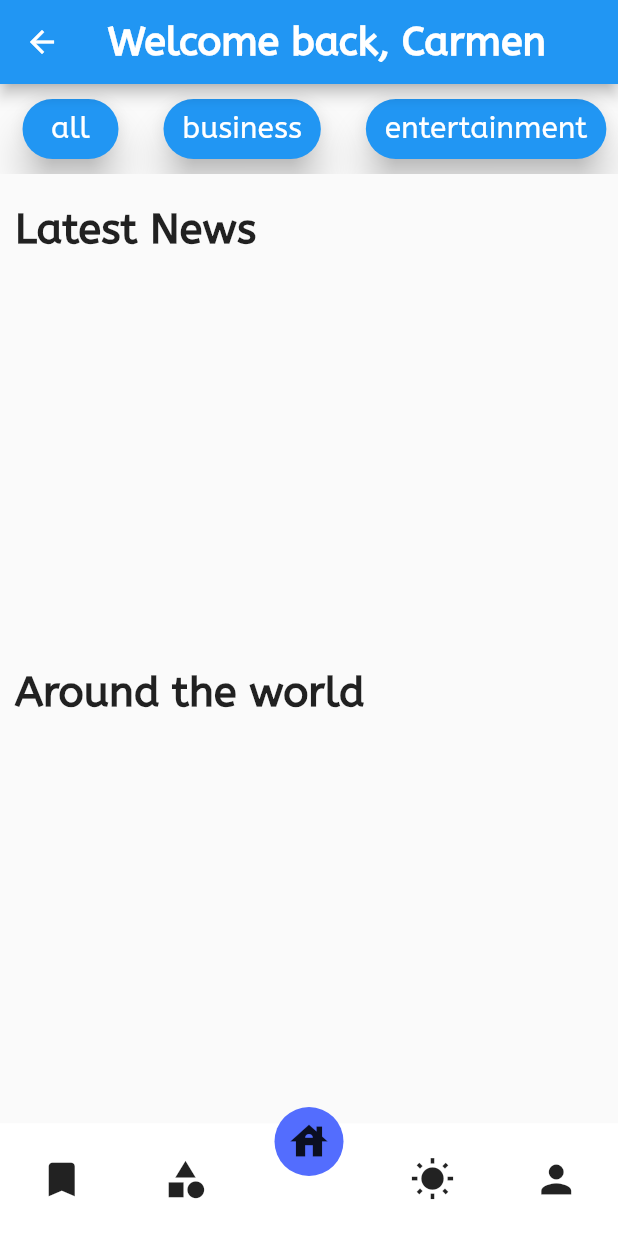
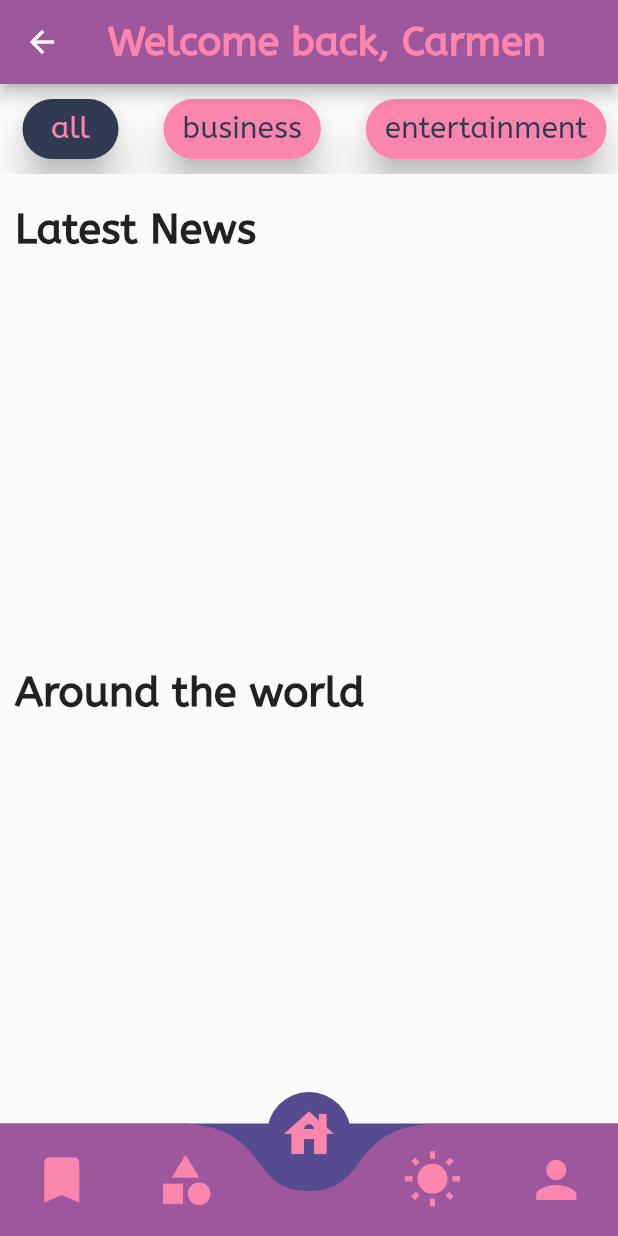
Before and after one commit to cjp-engr/cj-flutter-news-app-w-firebase, a Flutter app: the screen it shows once a user with an empty profile is signed in, on a phone screen of 412 x 824 dp. Run offline on Flutter 3.47's test engine with Material 2 defaults, Android fonts, the phone set to English and light mode, and no system bars; drawn by our look-alikes of curved_navigation_bar; our stand-ins replace bloc, cloud_firestore, equatable, firebase_auth, firebase_core, flutter_bloc and 2 more; accounts and stored records are empty; network calls fail.

Commit message:
ui changes

```diff
--- a/lib/blocs/active_category/active_category_bloc.dart
+++ b/lib/blocs/active_category/active_category_bloc.dart
@@ -28,10 +28,13 @@ class ActiveCategoryBloc
     try {
       if (state.allCategoriesnewsList.isEmpty) {
         emit(state.copyWith(loadingStatus: NewsLoadingStatus.loading));
-        final List<News>? newsList = await newsRepository.fetchNewsList();
+        final List<News>? latestList = await newsRepository.fetchNewsList();
+        final List<News>? aroundList =
+            await newsRepository.fetchAroundTheNewsList();
         emit(state.copyWith(
             loadingStatus: NewsLoadingStatus.loaded,
-            allCategoriesnewsList: newsList));
+            allCategoriesnewsList: latestList,
+            aroundTheWorldnewsList: aroundList));
       }
     } on CustomError catch (e) {
       emit(state.copyWith(
@@ -47,16 +50,20 @@ class ActiveCategoryBloc
       if (Categories.all == event.activeCategory) {
         if (state.allCategoriesnewsList.isEmpty) {
           emit(state.copyWith(loadingStatus: NewsLoadingStatus.loading));
-          final List<News>? newsList = await newsRepository.fetchNewsList();
+          final List<News>? latestList = await newsRepository.fetchNewsList();
+          final List<News>? aroundList =
+              await newsRepository.fetchAroundTheNewsList();
           emit(state.copyWith(
             activeCategory: Categories.all,
-            allCategoriesnewsList: newsList,
+            allCategoriesnewsList: latestList,
+            aroundTheWorldnewsList: aroundList,
             loadingStatus: NewsLoadingStatus.loaded,
           ));
         } else {
           emit(state.copyWith(
             activeCategory: Categories.all,
             allCategoriesnewsList: state.allCategoriesnewsList,
+            aroundTheWorldnewsList: state.aroundTheWorldnewsList,
             loadingStatus: NewsLoadingStatus.loaded,
           ));
         }
--- a/lib/blocs/active_category/active_category_state.dart
+++ b/lib/blocs/active_category/active_category_state.dart
@@ -11,6 +11,7 @@ class ActiveCategoryState extends Equatable {
   final NewsLoadingStatus loadingStatus;
   final Categories activeCategory;
   final List<News> allCategoriesnewsList;
+  final List<News> aroundTheWorldnewsList;
   final List<News> businessCategoriesnewsList;
   final List<News> entertainmentCategoriesnewsList;
   final List<News> environmentCategoriesnewsList;
@@ -20,6 +21,7 @@ class ActiveCategoryState extends Equatable {
     required this.loadingStatus,
     required this.activeCategory,
     required this.allCategoriesnewsList,
+    required this.aroundTheWorldnewsList,
     required this.businessCategoriesnewsList,
     required this.entertainmentCategoriesnewsList,
     required this.environmentCategoriesnewsList,
@@ -31,6 +33,7 @@ class ActiveCategoryState extends Equatable {
       loadingStatus: NewsLoadingStatus.loading,
       activeCategory: Categories.all,
       allCategoriesnewsList: [],
+      aroundTheWorldnewsList: [],
       businessCategoriesnewsList: [],
       entertainmentCategoriesnewsList: [],
       environmentCategoriesnewsList: [],
@@ -43,6 +46,7 @@ class ActiveCategoryState extends Equatable {
         loadingStatus,
         activeCategory,
         allCategoriesnewsList,
+        aroundTheWorldnewsList,
         businessCategoriesnewsList,
         entertainmentCategoriesnewsList,
         environmentCategoriesnewsList,
@@ -51,13 +55,14 @@ class ActiveCategoryState extends Equatable {
 
   @override
   String toString() {
-    return 'ActiveCategoryState(loadingStatus: $loadingStatus, activeCategory: $activeCategory, allCategoriesnewsList: $allCategoriesnewsList, businessCategoriesnewsList: $businessCategoriesnewsList, entertainmentCategoriesnewsList: $entertainmentCategoriesnewsList, environmentCategoriesnewsList: $environmentCategoriesnewsList, customError: $customError)';
+    return 'ActiveCategoryState(loadingStatus: $loadingStatus, activeCategory: $activeCategory, allCategoriesnewsList: $allCategoriesnewsList, aroundTheWorldnewsList: $aroundTheWorldnewsList, businessCategoriesnewsList: $businessCategoriesnewsList, entertainmentCategoriesnewsList: $entertainmentCategoriesnewsList, environmentCategoriesnewsList: $environmentCategoriesnewsList, customError: $customError)';
   }
 
   ActiveCategoryState copyWith({
     NewsLoadingStatus? loadingStatus,
     Categories? activeCategory,
     List<News>? allCategoriesnewsList,
+    List<News>? aroundTheWorldnewsList,
     List<News>? businessCategoriesnewsList,
     List<News>? entertainmentCategoriesnewsList,
     List<News>? environmentCategoriesnewsList,
@@ -68,6 +73,8 @@ class ActiveCategoryState extends Equatable {
       activeCategory: activeCategory ?? this.activeCategory,
       allCategoriesnewsList:
           allCategoriesnewsList ?? this.allCategoriesnewsList,
+      aroundTheWorldnewsList:
+          aroundTheWorldnewsList ?? this.aroundTheWorldnewsList,
       businessCategoriesnewsList:
           businessCategoriesnewsList ?? this.businessCategoriesnewsList,
       entertainmentCategoriesnewsList: entertainmentCategoriesnewsList ??
--- a/lib/constants/constants.dart
+++ b/lib/constants/constants.dart
@@ -1,10 +1,18 @@
 import 'package:cloud_firestore/cloud_firestore.dart';
+import 'package:flutter/material.dart';
 
 final usersRef = FirebaseFirestore.instance.collection('users');
 const String kNewsHost = 'newsdata.io';
 //const String apiKey = 'pub_63780dcbb382588eb4975b85906a0dcbbd43';
 const String apiKey = 'pub_6464e9d291abdbfffb3968f5bd8d3572989e';
 const String kWeatherHost = 'www.metaweather.com';
+
+//white theme#f3cf7a
+Color themeLightColor1 = const Color(0xfffc85ae);
+Color themeLightColor2 = const Color(0xff9e579d);
+Color themeLightColor3 = const Color(0xff574b90);
+Color themeLightColor4 = const Color(0xff303a52);
+
 const String loremIpsumParagraph =
     'Lorem ipsum dolor sit amet, consectetur adipiscing elit, sed do eiusmod '
     'tempor incididunt ut labore et dolore magna aliqua. \n\nVulputate dignissim '
--- a/lib/pages/home_page.dart
+++ b/lib/pages/home_page.dart
@@ -1,6 +1,7 @@
 import 'package:flutter/material.dart';
 import 'package:flutter_bloc/flutter_bloc.dart';
 import 'package:news_app_with_firebase/blocs/active_category/active_category_bloc.dart';
+import 'package:news_app_with_firebase/constants/constants.dart';
 import 'package:news_app_with_firebase/utils/list_of_categories.dart';
 import 'package:news_app_with_firebase/widgets/homepage/around_the_world_section.dart';
 import 'package:news_app_with_firebase/widgets/homepage/categories/categories.dart';
@@ -16,8 +17,11 @@ class HomePage extends StatelessWidget {
     return Expanded(
       child: Scaffold(
         appBar: AppBar(
-          backgroundColor: Colors.blue,
-          title: const Text('Welcome back, Carmen'),
+          backgroundColor: themeLightColor2,
+          title: Text(
+            'Welcome back, Carmen',
+            style: TextStyle(color: themeLightColor1),
+          ),
         ),
         body: Column(
           children: [
--- a/lib/widgets/bottom_nav_bar.dart
+++ b/lib/widgets/bottom_nav_bar.dart
@@ -2,6 +2,7 @@ import 'package:flutter/material.dart';
 import 'package:curved_navigation_bar/curved_navigation_bar.dart';
 import 'package:flutter_bloc/flutter_bloc.dart';
 import 'package:news_app_with_firebase/blocs/bottom_nav_bar/bottom_nav_bar_bloc.dart';
+import 'package:news_app_with_firebase/constants/constants.dart';
 import 'package:news_app_with_firebase/pages/categories_page.dart';
 import 'package:news_app_with_firebase/pages/home_page.dart';
 import 'package:news_app_with_firebase/pages/weather_page.dart';
@@ -29,16 +30,36 @@ class BottomNavBar extends StatelessWidget {
         key: _bottomNavigationKey,
         index: _page,
         height: 75.0,
-        items: const <Widget>[
-          Icon(Icons.bookmark, size: 30),
-          Icon(Icons.category, size: 30),
-          Icon(Icons.house, size: 30),
-          Icon(Icons.wb_sunny, size: 30),
-          Icon(Icons.person, size: 30),
+        items: <Widget>[
+          Icon(
+            Icons.bookmark,
+            size: 40,
+            color: themeLightColor1,
+          ),
+          Icon(
+            Icons.category,
+            size: 40,
+            color: themeLightColor1,
+          ),
+          Icon(
+            Icons.house,
+            size: 40,
+            color: themeLightColor1,
+          ),
+          Icon(
+            Icons.wb_sunny,
+            size: 40,
+            color: themeLightColor1,
+          ),
+          Icon(
+            Icons.person,
+            size: 40,
+            color: themeLightColor1,
+          ),
         ],
-        color: Colors.white,
-        buttonBackgroundColor: Colors.indigoAccent,
-        backgroundColor: Colors.white,
+        color: themeLightColor2,
+        buttonBackgroundColor: themeLightColor3,
+        backgroundColor: themeLightColor3,
         //animationCurve: Curves.easeInOut,
         animationCurve: Curves.elasticOut,
         animationDuration: const Duration(milliseconds: 600),
--- a/lib/widgets/homepage/categories/categories.dart
+++ b/lib/widgets/homepage/categories/categories.dart
@@ -1,6 +1,7 @@
 import 'package:flutter/material.dart';
 import 'package:flutter_bloc/flutter_bloc.dart';
 import 'package:news_app_with_firebase/blocs/active_category/active_category_bloc.dart';
+import 'package:news_app_with_firebase/constants/constants.dart';
 import 'package:news_app_with_firebase/utils/list_of_categories.dart';
 
 class CategoriesList extends StatelessWidget {
@@ -13,50 +14,122 @@ class CategoriesList extends StatelessWidget {
       children: [
         Padding(
           padding: const EdgeInsets.symmetric(vertical: 10, horizontal: 15),
-          child: ElevatedButton(
+          child: BlocBuilder<ActiveCategoryBloc, ActiveCategoryState>(
+            builder: (context, state) {
+              return ElevatedButton(
                 onPressed: () {
                   context.read<ActiveCategoryBloc>().add(
                         const FetchNewsCategoryEvent(
                             activeCategory: Categories.all),
                       );
                 },
-            child: Text(Categories.all.name),
+                style: state.activeCategory == Categories.all
+                    ? ButtonStyle(
+                        backgroundColor:
+                            MaterialStateProperty.all(themeLightColor4),
+                      )
+                    : ButtonStyle(
+                        backgroundColor:
+                            MaterialStateProperty.all(themeLightColor1),
+                      ),
+                child: Text(
+                  Categories.all.name,
+                  style: state.activeCategory == Categories.all
+                      ? TextStyle(color: themeLightColor1)
+                      : TextStyle(color: themeLightColor4),
+                ),
+              );
+            },
           ),
         ),
         Padding(
           padding: const EdgeInsets.symmetric(vertical: 10, horizontal: 15),
-          child: ElevatedButton(
+          child: BlocBuilder<ActiveCategoryBloc, ActiveCategoryState>(
+            builder: (context, state) {
+              return ElevatedButton(
                 onPressed: () {
                   context.read<ActiveCategoryBloc>().add(
                         const FetchNewsCategoryEvent(
                             activeCategory: Categories.business),
                       );
                 },
-            child: Text(Categories.business.name),
+                style: state.activeCategory == Categories.business
+                    ? ButtonStyle(
+                        backgroundColor:
+                            MaterialStateProperty.all(themeLightColor4),
+                      )
+                    : ButtonStyle(
+                        backgroundColor:
+                            MaterialStateProperty.all(themeLightColor1),
+                      ),
+                child: Text(
+                  Categories.business.name,
+                  style: state.activeCategory == Categories.business
+                      ? TextStyle(color: themeLightColor1)
+                      : TextStyle(color: themeLightColor4),
+                ),
+              );
+            },
           ),
         ),
         Padding(
           padding: const EdgeInsets.symmetric(vertical: 10, horizontal: 15),
-          child: ElevatedButton(
+          child: BlocBuilder<ActiveCategoryBloc, ActiveCategoryState>(
+            builder: (context, state) {
+              return ElevatedButton(
                 onPressed: () {
                   context.read<ActiveCategoryBloc>().add(
                         const FetchNewsCategoryEvent(
                             activeCategory: Categories.entertainment),
                       );
                 },
-            child: Text(Categories.entertainment.name),
+                style: state.activeCategory == Categories.entertainment
+                    ? ButtonStyle(
+                        backgroundColor:
+                            MaterialStateProperty.all(themeLightColor4),
+                      )
+                    : ButtonStyle(
+                        backgroundColor:
+                            MaterialStateProperty.all(themeLightColor1),
+                      ),
+                child: Text(
+                  Categories.entertainment.name,
+                  style: state.activeCategory == Categories.entertainment
+                      ? TextStyle(color: themeLightColor1)
+                      : TextStyle(color: themeLightColor4),
+                ),
+              );
+            },
           ),
         ),
         Padding(
           padding: const EdgeInsets.symmetric(vertical: 10, horizontal: 15),
-          child: ElevatedButton(
+          child: BlocBuilder<ActiveCategoryBloc, ActiveCategoryState>(
+            builder: (context, state) {
+              return ElevatedButton(
                 onPressed: () {
                   context.read<ActiveCategoryBloc>().add(
                         const FetchNewsCategoryEvent(
                             activeCategory: Categories.environment),
                       );
                 },
-            child: Text(Categories.environment.name),
+                style: state.activeCategory == Categories.environment
+                    ? ButtonStyle(
+                        backgroundColor:
+                            MaterialStateProperty.all(themeLightColor4),
+                      )
+                    : ButtonStyle(
+                        backgroundColor:
+                            MaterialStateProperty.all(themeLightColor1),
+                      ),
+                child: Text(
+                  Categories.environment.name,
+                  style: state.activeCategory == Categories.environment
+                      ? TextStyle(color: themeLightColor1)
+                      : TextStyle(color: themeLightColor4),
+                ),
+              );
+            },
           ),
         ),
       ],
```
Also changed, not shown: lib/repositories/news_repository.dart (+11 -0 lines), lib/services/news_api_services.dart (+30 -0 lines), lib/widgets/homepage/around_the_world_section.dart (+11 -7 lines), lib/widgets/homepage/article_section.dart (+9 -9 lines), lib/widgets/homepage/latest_news_section.dart (+14 -10 lines), lib/widgets/homepage/other_categories_screen.dart (+29 -16 lines). Lines whose indentation alone changed are shown as unchanged.
